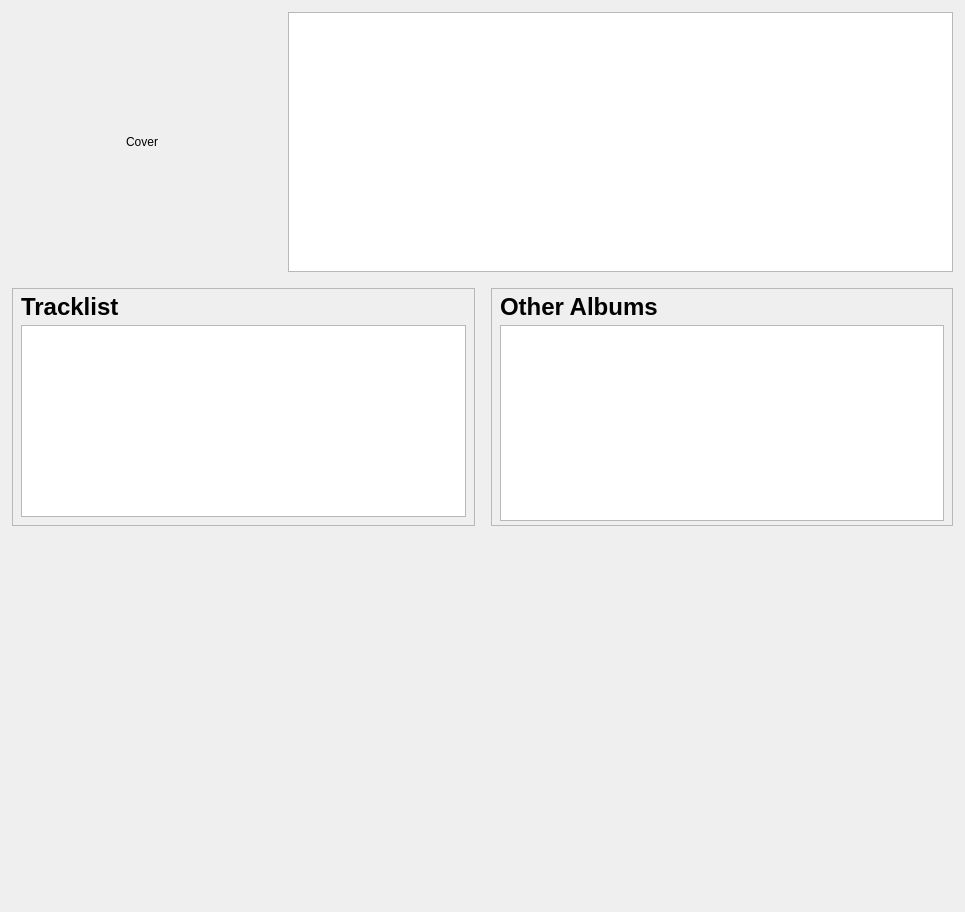
Before: the Qt Designer form src/libtomahawk/widgets/infowidgets/AlbumInfoWidget.ui in tomahawk-player/tomahawk, drawn with Qt 5.
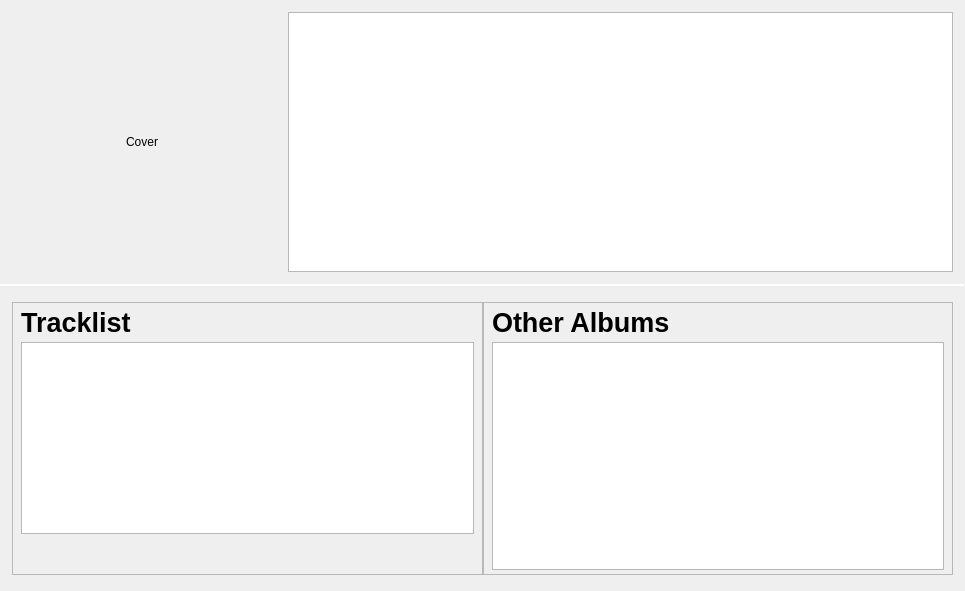
After: the same form once the commit is applied. Custom widgets are drawn as their Qt base class.

Commit message: * New layout for Album page.

What changed in the file:
```diff
--- a/src/libtomahawk/widgets/infowidgets/AlbumInfoWidget.ui
+++ b/src/libtomahawk/widgets/infowidgets/AlbumInfoWidget.ui
@@ -7,18 +7,18 @@
     <x>0</x>
     <y>0</y>
     <width>965</width>
-    <height>912</height>
+    <height>591</height>
    </rect>
   </property>
   <property name="windowTitle">
    <string notr="true" extracomment="not translatable because not shown to the user">Form</string>
   </property>
-  <layout class="QVBoxLayout" name="verticalLayout" stretch="0,0,1">
+  <layout class="QVBoxLayout" name="verticalLayout_2" stretch="0,0,0,1">
    <property name="spacing">
-    <number>16</number>
+    <number>0</number>
    </property>
    <property name="margin">
-    <number>12</number>
+    <number>0</number>
    </property>
    <item>
     <layout class="QHBoxLayout" name="horizontalLayout">
@@ -26,7 +26,7 @@
       <number>16</number>
      </property>
      <property name="margin">
-      <number>0</number>
+      <number>12</number>
      </property>
      <item>
       <widget class="PlayableCover" name="cover">
@@ -72,8 +72,61 @@
     </layout>
    </item>
    <item>
+    <widget class="Line" name="lineAbove">
+     <property name="maximumSize">
+      <size>
+       <width>16777215</width>
+       <height>1</height>
+      </size>
+     </property>
+     <property name="orientation">
+      <enum>Qt::Horizontal</enum>
+     </property>
+    </widget>
+   </item>
+   <item>
+    <widget class="Line" name="lineBelow">
+     <property name="maximumSize">
+      <size>
+       <width>16777215</width>
+       <height>1</height>
+      </size>
+     </property>
+     <property name="orientation">
+      <enum>Qt::Horizontal</enum>
+     </property>
+    </widget>
+   </item>
+   <item>
+    <widget class="QWidget" name="widget" native="true">
+     <layout class="QVBoxLayout" name="verticalLayout">
+      <property name="spacing">
+       <number>0</number>
+      </property>
+      <property name="leftMargin">
+       <number>0</number>
+      </property>
+      <property name="topMargin">
+       <number>16</number>
+      </property>
+      <property name="rightMargin">
+       <number>0</number>
+      </property>
+      <property name="bottomMargin">
+       <number>16</number>
+      </property>
+      <item>
     <layout class="QHBoxLayout" name="horizontalLayout_2">
-     <property name="margin">
+        <property name="leftMargin">
+         <number>12</number>
+        </property>
+        <property name="topMargin">
+         <number>0</number>
+        </property>
+        <property name="rightMargin">
+         <number>12</number>
+        </property>
+        <property name="bottomMargin">
       <number>0</number>
      </property>
      <item>
@@ -84,7 +137,7 @@
        <property name="frameShadow">
         <enum>QFrame::Raised</enum>
        </property>
-       <layout class="QVBoxLayout" name="verticalLayout_6">
+          <layout class="QVBoxLayout" name="verticalLayout_6" stretch="0,0,1">
         <property name="spacing">
          <number>4</number>
         </property>
@@ -104,7 +157,7 @@
          <widget class="QLabel" name="label">
           <property name="font">
            <font>
-            <pointsize>18</pointsize>
+               <pointsize>20</pointsize>
             <weight>75</weight>
             <bold>true</bold>
            </font>
@@ -130,72 +183,6 @@
           </property>
          </widget>
         </item>
-       </layout>
-      </widget>
-     </item>
-     <item>
-      <widget class="QFrame" name="albumFrame">
-       <property name="frameShape">
-        <enum>QFrame::StyledPanel</enum>
-       </property>
-       <property name="frameShadow">
-        <enum>QFrame::Raised</enum>
-       </property>
-       <layout class="QVBoxLayout" name="verticalLayout_4">
-        <property name="spacing">
-         <number>4</number>
-        </property>
-        <property name="leftMargin">
-         <number>8</number>
-        </property>
-        <property name="topMargin">
-         <number>4</number>
-        </property>
-        <property name="rightMargin">
-         <number>8</number>
-        </property>
-        <property name="bottomMargin">
-         <number>4</number>
-        </property>
-        <item>
-         <widget class="QLabel" name="label_2">
-          <property name="font">
-           <font>
-            <family>Arial</family>
-            <pointsize>18</pointsize>
-            <weight>75</weight>
-            <bold>true</bold>
-           </font>
-          </property>
-          <property name="text">
-           <string>Other Albums</string>
-          </property>
-          <property name="margin">
-           <number>0</number>
-          </property>
-         </widget>
-        </item>
-        <item>
-         <widget class="GridView" name="albums">
-          <property name="sizePolicy">
-           <sizepolicy hsizetype="Expanding" vsizetype="MinimumExpanding">
-            <horstretch>0</horstretch>
-            <verstretch>0</verstretch>
-           </sizepolicy>
-          </property>
-          <property name="minimumSize">
-           <size>
-            <width>0</width>
-            <height>190</height>
-           </size>
-          </property>
-         </widget>
-        </item>
-       </layout>
-      </widget>
-     </item>
-    </layout>
-   </item>
    <item>
     <spacer name="verticalSpacer">
      <property name="orientation">
@@ -208,6 +195,75 @@
       </size>
      </property>
     </spacer>
+           </item>
+          </layout>
+         </widget>
+        </item>
+        <item>
+         <widget class="QFrame" name="albumFrame">
+          <property name="frameShape">
+           <enum>QFrame::StyledPanel</enum>
+          </property>
+          <property name="frameShadow">
+           <enum>QFrame::Raised</enum>
+          </property>
+          <layout class="QVBoxLayout" name="verticalLayout_4" stretch="0,1">
+           <property name="spacing">
+            <number>4</number>
+           </property>
+           <property name="leftMargin">
+            <number>8</number>
+           </property>
+           <property name="topMargin">
+            <number>4</number>
+           </property>
+           <property name="rightMargin">
+            <number>8</number>
+           </property>
+           <property name="bottomMargin">
+            <number>4</number>
+           </property>
+           <item>
+            <widget class="QLabel" name="label_2">
+             <property name="font">
+              <font>
+               <family>Arial</family>
+               <pointsize>20</pointsize>
+               <weight>75</weight>
+               <bold>true</bold>
+              </font>
+             </property>
+             <property name="text">
+              <string>Other Albums</string>
+             </property>
+             <property name="margin">
+              <number>0</number>
+             </property>
+            </widget>
+           </item>
+           <item>
+            <widget class="GridView" name="albums">
+             <property name="sizePolicy">
+              <sizepolicy hsizetype="Expanding" vsizetype="MinimumExpanding">
+               <horstretch>0</horstretch>
+               <verstretch>0</verstretch>
+              </sizepolicy>
+             </property>
+             <property name="minimumSize">
+              <size>
+               <width>0</width>
+               <height>190</height>
+              </size>
+             </property>
+            </widget>
+           </item>
+          </layout>
+         </widget>
+        </item>
+       </layout>
+      </item>
+     </layout>
+    </widget>
    </item>
   </layout>
  </widget>
```
Left out of the diff: 2 changed lines with no effect on the pictures. Lines whose indentation alone changed are shown as unchanged. The commit also changes 1 other file.
